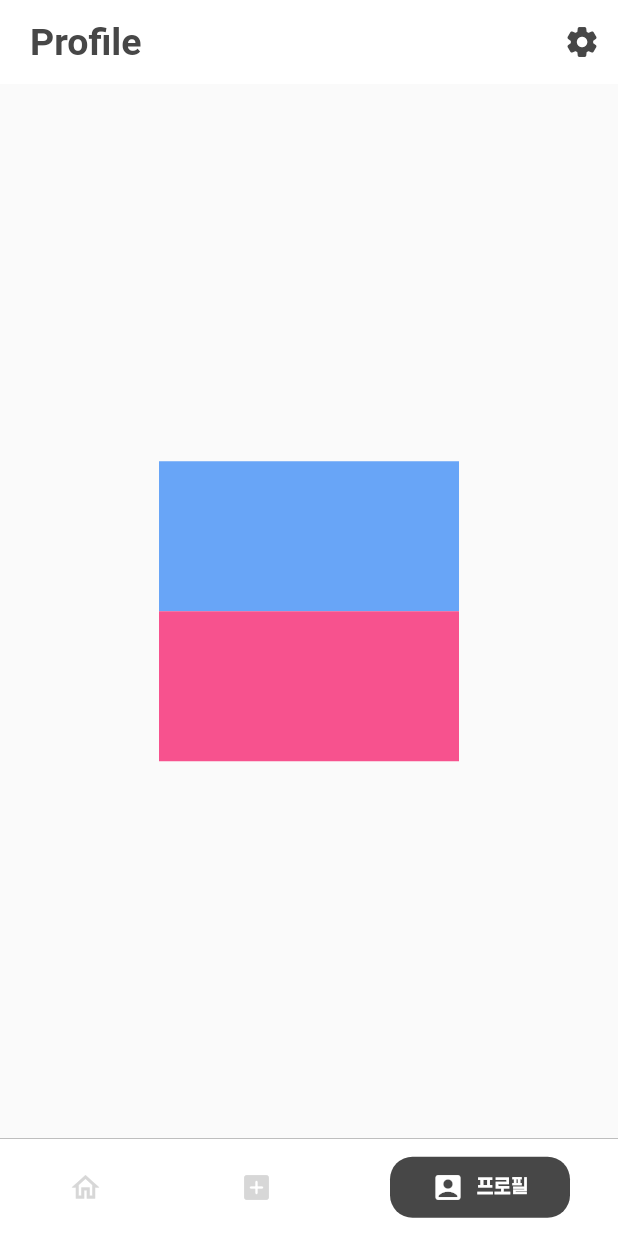
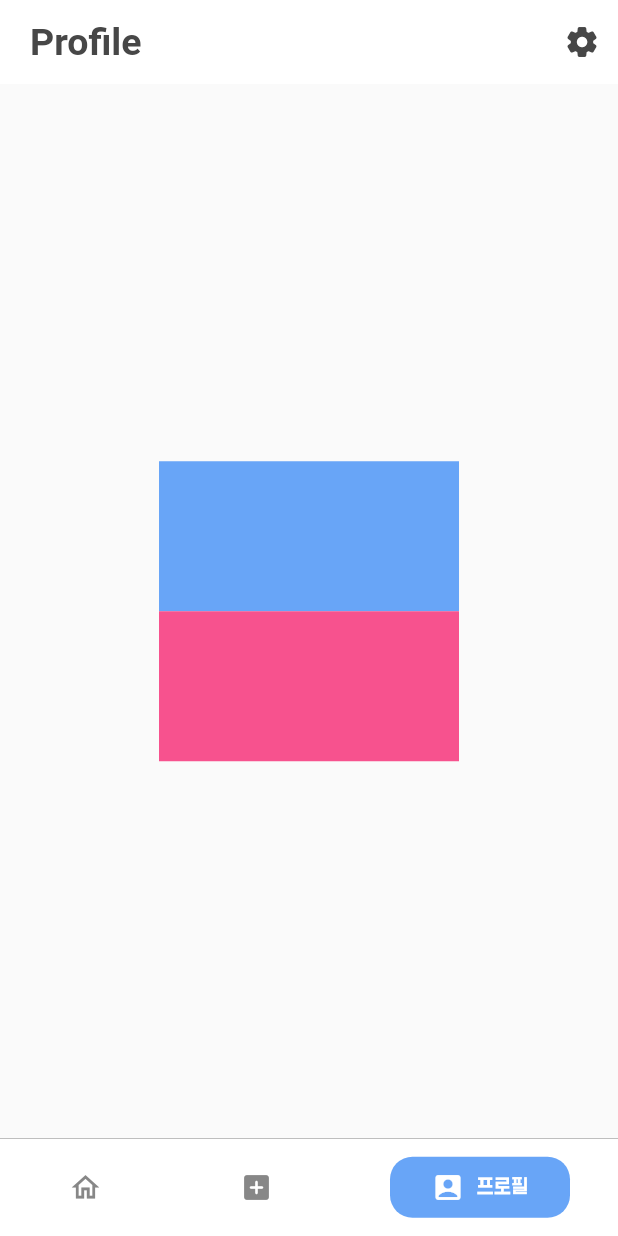
Before and after one commit to boglbbogl/flutter_goffer, a Flutter app: the screen it shows after launch, item 3 of the bottom bar chosen, on a phone screen of 412 x 824 dp. Run offline on Flutter 3.47's test engine with Material 2 defaults, Android fonts, the phone set to English and light mode, and no system bars; drawn by our look-alikes of persistent_bottom_nav_bar; our stand-ins replace beamer, bloc, dartz, extended_image, flutter_bloc, freezed_annotation and 3 more.

```diff
--- a/lib/presentation/_main/main_page.dart
+++ b/lib/presentation/_main/main_page.dart
@@ -26,8 +26,8 @@ class MainPage extends StatelessWidget {
       icon: Icon(icon, size: 22),
       inactiveIcon: Icon(inactiveIcon, size: 22),
       textStyle: const TextStyle(fontSize: 12),
-      activeColorPrimary: const Color.fromRGBO(71, 71, 71, 1),
-      inactiveColorPrimary: const Color.fromRGBO(215, 215, 215, 1),
+      activeColorPrimary: appColor,
+      inactiveColorPrimary: const Color.fromRGBO(135, 135, 135, 1),
       activeColorSecondary: Colors.white,
     );
   }
```
Also changed, not shown: lib/application/create/cubit/create_image_cubit.dart (+12 -0 lines), assets/images/hanok_first.jpg (added), assets/images/hanok_second.jpg (added), assets/images/hanok_third.jpg (added), assets/images/kyungbok_first.jpg (added), assets/images/kyungbok_night_first.jpg (added), assets/images/kyungbok_night_second.jpg (added), assets/images/kyungbok_night_third.jpg (added), assets/images/kyungbok_second.jpg (added), assets/images/kyungbok_third.jpg (added), assets/images/night_first.jpg (added), assets/images/night_second.jpg (added), assets/images/night_third.jpg (added), assets/images/seoul_night_first.jpg (added), 5 more files.
